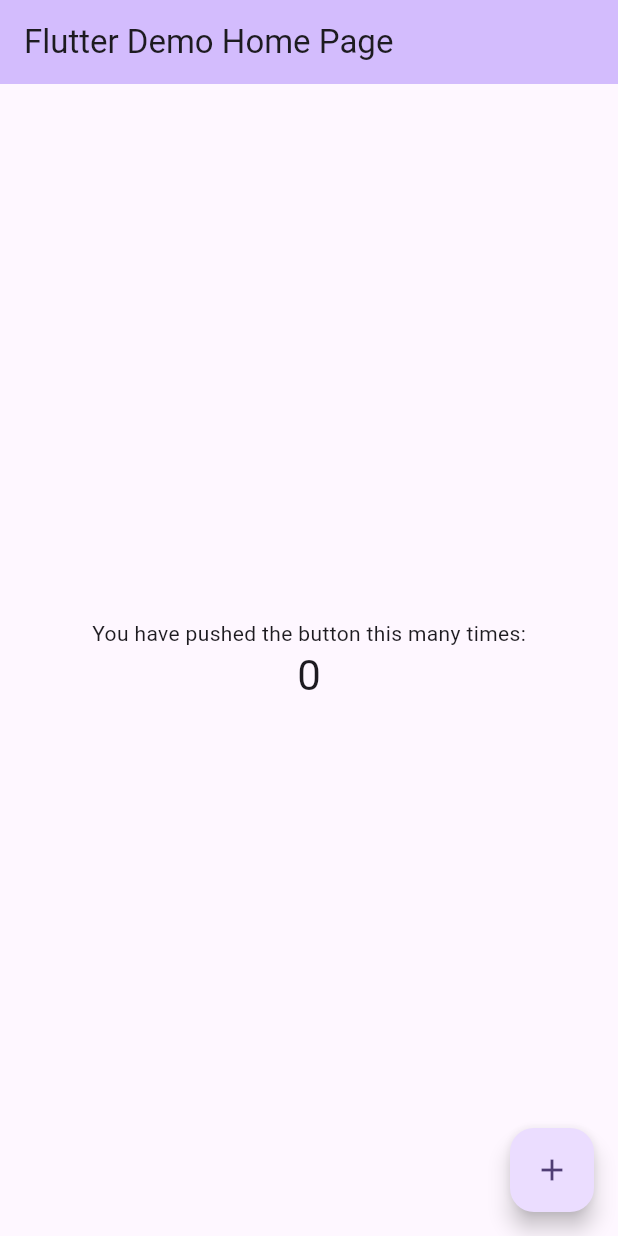
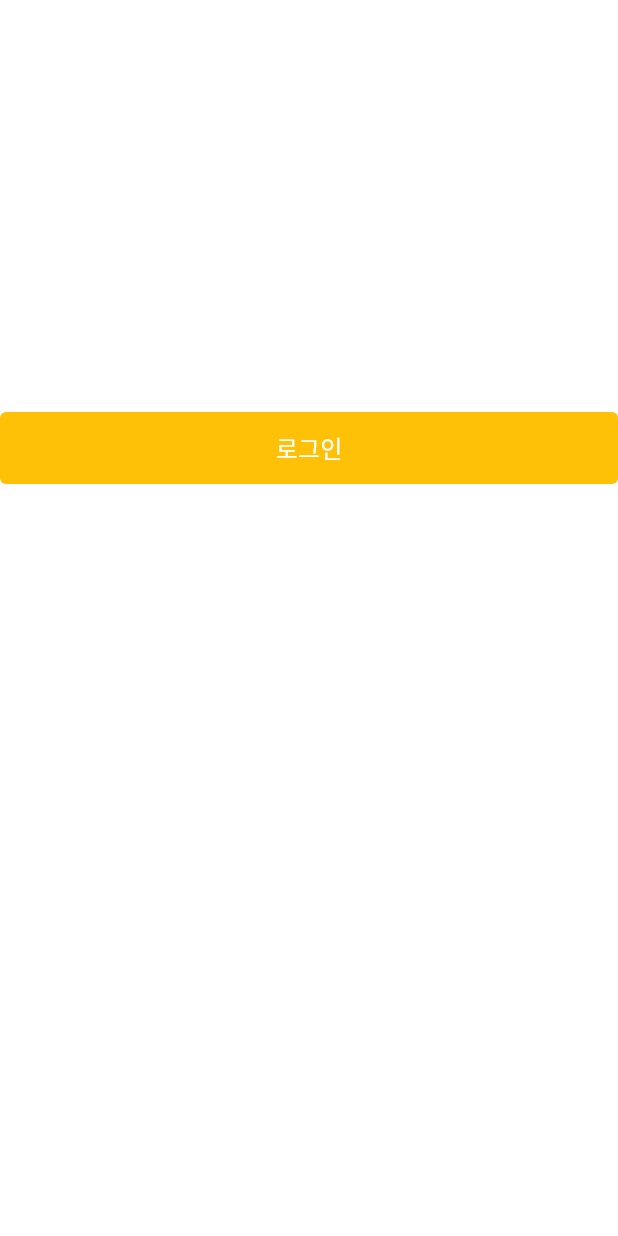
Before and after one commit to CourseMate-devs/CourseMate-Client, a Flutter app: the screen it shows after launch, on a phone screen of 412 x 824 dp. Run offline on Flutter 3.47's test engine with Material 3 defaults, Android fonts, the phone set to English and light mode, and no system bars; our stand-ins replace flutter_dotenv; missing offline and left inert: kakao_flutter_sdk.

Commit message:
[FEAT] 카카오 OAuth 구현

```diff
--- /dev/null
+++ b/lib/Presenter/auth/social_login_service.dart
@@ -0,0 +1,51 @@
+import 'package:flutter/services.dart';
+import 'package:kakao_flutter_sdk/kakao_flutter_sdk.dart' as kakao;
+import 'package:kakao_flutter_sdk/kakao_flutter_sdk.dart';
+
+class SocialLoginService {
+  //_()은 private 생성자
+  // 싱글톤 패턴
+  static final SocialLoginService _socialLoginService = SocialLoginService._();
+  SocialLoginService._();
+  factory SocialLoginService() {
+    return _socialLoginService;
+  }
+
+  Future<bool> kakaoLogin() async {
+// 카카오톡 설치 여부 확인
+// 카카오톡이 설치되어 있으면 카카오톡으로 로그인, 아니면 카카오계정으로 로그인
+    if (await isKakaoTalkInstalled()) {
+      try {
+        await UserApi.instance.loginWithKakaoTalk();
+        print('카카오톡으로 로그인 성공');
+        return true;
+      } catch (error) {
+        print('카카오톡으로 로그인 실패 $error');
+
+        // 사용자가 카카오톡 설치 후 디바이스 권한 요청 화면에서 로그인을 취소한 경우,
+        // 의도적인 로그인 취소로 보고 카카오계정으로 로그인 시도 없이 로그인 취소로 처리 (예: 뒤로 가기)
+        if (error is PlatformException && error.code == 'CANCELED') {
+          return false;
+        }
+        // 카카오톡에 연결된 카카오계정이 없는 경우, 카카오계정으로 로그인
+        try {
+          await UserApi.instance.loginWithKakaoAccount();
+          print('카카오계정으로 로그인 성공');
+          return true;
+        } catch (error) {
+          print('카카오계정으로 로그인 실패 $error');
+          return false;
+        }
+      }
+    } else {
+      try {
+        await UserApi.instance.loginWithKakaoAccount();
+        print('카카오계정으로 로그인 성공');
+        return true;
+      } catch (error) {
+        print('카카오계정으로 로그인 실패 $error');
+        return false;
+      }
+    }
+  }
+}
--- /dev/null
+++ b/lib/View/auth/login_screen.dart
@@ -0,0 +1,66 @@
+import 'package:course_mate/Presenter/auth/social_login_service.dart';
+import 'package:flutter/material.dart';
+
+class LoginScreen extends StatefulWidget {
+  const LoginScreen({super.key});
+
+  @override
+  State<LoginScreen> createState() => _LoginScreenState();
+}
+
+class _LoginScreenState extends State<LoginScreen> {
+  @override
+  Widget build(BuildContext context) {
+    return Scaffold(
+      resizeToAvoidBottomInset: true,
+      backgroundColor: Colors.white,
+      body: renderBody(),
+    );
+  }
+
+  Widget renderBody() {
+    return GestureDetector(
+      onTap: () {
+        FocusScope.of(context).unfocus();
+      },
+      child: SingleChildScrollView(
+        child: SafeArea(
+          child: Stack(children: [
+            Container(
+              padding:
+                  EdgeInsets.only(top: MediaQuery.of(context).size.height / 3),
+              child: Center(
+                child: renderLoginButton(),
+              ),
+            )
+          ]),
+        ),
+      ),
+    );
+  }
+
+  Widget renderLoginButton() {
+    return ElevatedButton(
+      onPressed: didTapKakaoLoginButton,
+      style: ElevatedButton.styleFrom(
+          backgroundColor: Colors.amber,
+          elevation: 0,
+          fixedSize: Size(MediaQuery.of(context).size.width, 48),
+          shape: RoundedRectangleBorder(
+            borderRadius: BorderRadius.circular(4),
+          )),
+      child: const Text(
+        '로그인',
+        style: TextStyle(fontSize: 16, color: Colors.white),
+      ),
+    );
+  }
+
+  Future<void> didTapKakaoLoginButton() async {
+    if (await SocialLoginService().kakaoLogin()) {
+      print("로그인 성공");
+    } else {
+      print("로그인 실패");
+    }
+  }
+}
--- a/lib/main.dart
+++ b/lib/main.dart
@@ -1,7 +1,18 @@
+import 'package:course_mate/View/auth/login_screen.dart';
 import 'package:flutter/material.dart';
+import 'package:flutter_dotenv/flutter_dotenv.dart';
+import 'package:kakao_flutter_sdk/kakao_flutter_sdk.dart';
 
-void main() {
+void main() async {
+  WidgetsFlutterBinding.ensureInitialized(); // 비동기를 위해 작성
+  await dotenv.load(fileName: ".env"); // 환경변수
+  await _initialize();
   runApp(const MyApp());
+}
+
+Future<void> _initialize() async {
+  WidgetsFlutterBinding.ensureInitialized();
+  KakaoSdk.init(nativeAppKey: dotenv.get("KAKAO_NATIVE_KEY"));
 }
 
 class MyApp extends StatelessWidget {
@@ -10,116 +21,12 @@ class MyApp extends StatelessWidget {
   // This widget is the root of your application.
   @override
   Widget build(BuildContext context) {
-    return MaterialApp(
-      title: 'Flutter Demo',
-      theme: ThemeData(
-        // This is the theme of your application.
-        //
-        // TRY THIS: Try running your application with "flutter run". You'll see
-        // the application has a blue toolbar. Then, without quitting the app,
-        // try changing the seedColor in the colorScheme below to Colors.green
-        // and then invoke "hot reload" (save your changes or press the "hot
-        // reload" button in a Flutter-supported IDE, or press "r" if you used
-        // the command line to start the app).
-        //
-        // Notice that the counter didn't reset back to zero; the application
-        // state is not lost during the reload. To reset the state, use hot
-        // restart instead.
-        //
-        // This works for code too, not just values: Most code changes can be
-        // tested with just a hot reload.
-        colorScheme: ColorScheme.fromSeed(seedColor: Colors.deepPurple),
-        useMaterial3: true,
+    return const MaterialApp(
+      debugShowCheckedModeBanner: false, // 시뮬레이터 오른쪽 상단에 'debug' 배너 삭제
+      home: Scaffold(
+        backgroundColor: Colors.purple,
+        body: LoginScreen(),
       ),
-      home: const MyHomePage(title: 'Flutter Demo Home Page'),
     );
   }
 }
-
-class MyHomePage extends StatefulWidget {
-  const MyHomePage({super.key, required this.title});
-
-  // This widget is the home page of your application. It is stateful, meaning
-  // that it has a State object (defined below) that contains fields that affect
-  // how it looks.
-
-  // This class is the configuration for the state. It holds the values (in this
-  // case the title) provided by the parent (in this case the App widget) and
-  // used by the build method of the State. Fields in a Widget subclass are
-  // always marked "final".
-
-  final String title;
-
-  @override
-  State<MyHomePage> createState() => _MyHomePageState();
-}
-
-class _MyHomePageState extends State<MyHomePage> {
-  int _counter = 0;
-
-  void _incrementCounter() {
-    setState(() {
-      // This call to setState tells the Flutter framework that something has
-      // changed in this State, which causes it to rerun the build method below
-      // so that the display can reflect the updated values. If we changed
-      // _counter without calling setState(), then the build method would not be
-      // called again, and so nothing would appear to happen.
-      _counter++;
-    });
-  }
-
-  @override
-  Widget build(BuildContext context) {
-    // This method is rerun every time setState is called, for instance as done
-    // by the _incrementCounter method above.
-    //
-    // The Flutter framework has been optimized to make rerunning build methods
-    // fast, so that you can just rebuild anything that needs updating rather
-    // than having to individually change instances of widgets.
-    return Scaffold(
-      appBar: AppBar(
-        // TRY THIS: Try changing the color here to a specific color (to
-        // Colors.amber, perhaps?) and trigger a hot reload to see the AppBar
-        // change color while the other colors stay the same.
-        backgroundColor: Theme.of(context).colorScheme.inversePrimary,
-        // Here we take the value from the MyHomePage object that was created by
-        // the App.build method, and use it to set our appbar title.
-        title: Text(widget.title),
-      ),
-      body: Center(
-        // Center is a layout widget. It takes a single child and positions it
-        // in the middle of the parent.
-        child: Column(
-          // Column is also a layout widget. It takes a list of children and
-          // arranges them vertically. By default, it sizes itself to fit its
-          // children horizontally, and tries to be as tall as its parent.
-          //
-          // Column has various properties to control how it sizes itself and
-          // how it positions its children. Here we use mainAxisAlignment to
-          // center the children vertically; the main axis here is the vertical
-          // axis because Columns are vertical (the cross axis would be
-          // horizontal).
-          //
-          // TRY THIS: Invoke "debug painting" (choose the "Toggle Debug Paint"
-          // action in the IDE, or press "p" in the console), to see the
-          // wireframe for each widget.
-          mainAxisAlignment: MainAxisAlignment.center,
-          children: <Widget>[
-            const Text(
-              'You have pushed the button this many times:',
-            ),
-            Text(
-              '$_counter',
-              style: Theme.of(context).textTheme.headlineMedium,
-            ),
-          ],
-        ),
-      ),
-      floatingActionButton: FloatingActionButton(
-        onPressed: _incrementCounter,
-        tooltip: 'Increment',
-        child: const Icon(Icons.add),
-      ), // This trailing comma makes auto-formatting nicer for build methods.
-    );
-  }
-}
```
Also changed, not shown: pubspec.yaml (+4 -3 lines), pubspec.lock, 3 other files.
